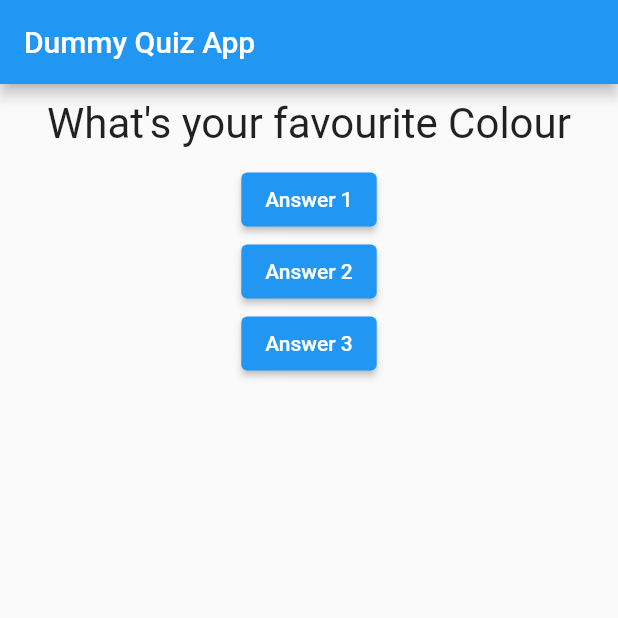
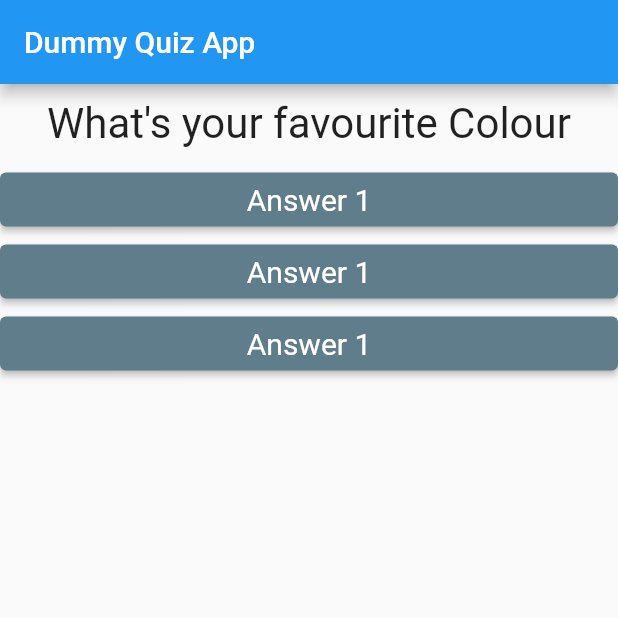
Before and after one commit to sachin96Boy/flutter-demo-quiz-app, a Flutter app: the screen it shows after launch, on a phone screen of 412 x 824 dp, the top half of it. Run offline on Flutter 3.47's test engine with Material 2 defaults, Android fonts, the phone set to English and light mode, and no system bars.

```diff
--- /dev/null
+++ b/lib/answer.dart
@@ -0,0 +1,22 @@
+import 'package:flutter/material.dart';
+
+class Answer extends StatelessWidget {
+  final VoidCallback selectHandler;
+  const Answer({super.key, required this.selectHandler});
+
+  @override
+  Widget build(BuildContext context) {
+    final ButtonStyle style = ElevatedButton.styleFrom(
+        textStyle: const TextStyle(fontSize: 20),
+        backgroundColor: Colors.blueGrey);
+
+    return SizedBox(
+      width: double.infinity,
+      child: ElevatedButton(
+        onPressed: selectHandler,
+        style: style,
+        child: const Text("Answer 1"),
+      ),
+    );
+  }
+}
--- a/lib/main.dart
+++ b/lib/main.dart
@@ -1,3 +1,4 @@
+import 'package:demo_app/answer.dart';
 import 'package:flutter/material.dart';
 import 'package:demo_app/question.dart';
 
@@ -49,18 +50,23 @@ class _MyAppState extends State<MyApp> {
           ),
           body: Column(children: [
             Question(questionText: quetions[_questionIndex]),
-            ElevatedButton(
-              onPressed: answerChoosen,
-              child: const Text("Answer 1"),
-            ),
-            ElevatedButton(
-              onPressed: answerChoosen,
-              child: const Text("Answer 2"),
-            ),
-            ElevatedButton(
-              onPressed: answerChoosen,
-              child: const Text("Answer 3"),
-            ),
+            // comment out old buttons
+            // ElevatedButton(
+            //   onPressed: answerChoosen,
+            //   child: const Text("Answer 1"),
+            // ),
+            // ElevatedButton(
+            //   onPressed: answerChoosen,
+            //   child: const Text("Answer 2"),
+            // ),
+            // ElevatedButton(
+            //   onPressed: answerChoosen,
+            //   child: const Text("Answer 3"),
+            // ),
+            // // new buttons
+            Answer(selectHandler: answerChoosen),
+            Answer(selectHandler: answerChoosen),
+            Answer(selectHandler: answerChoosen),
           ]),
         ));
   }
```
